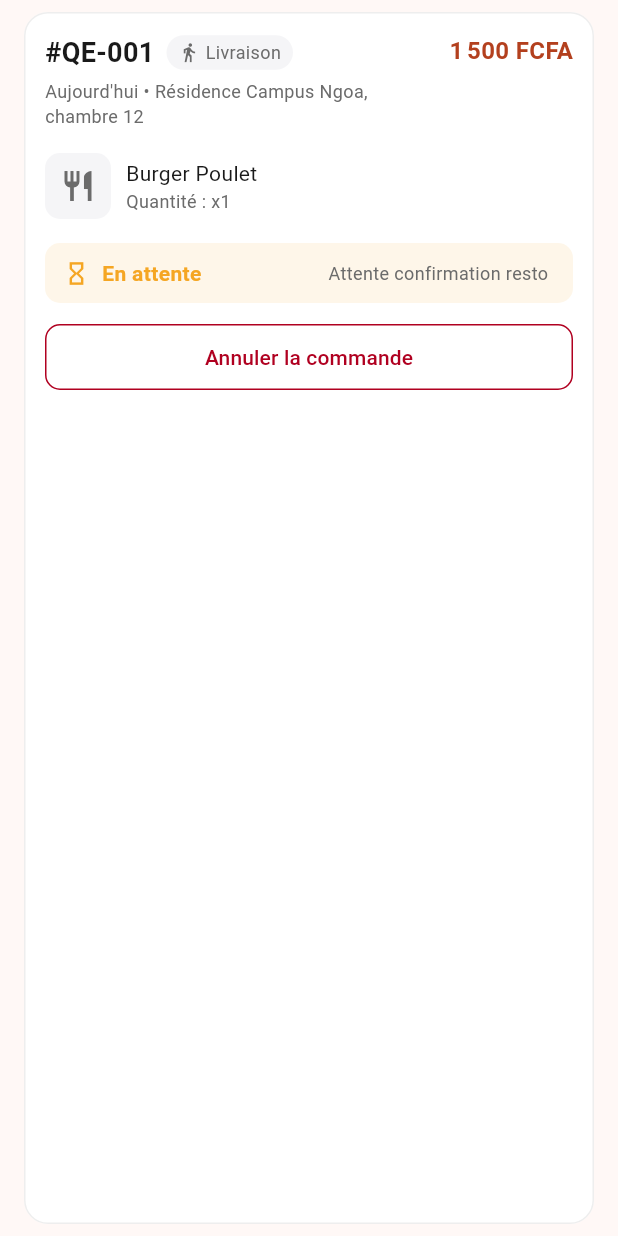
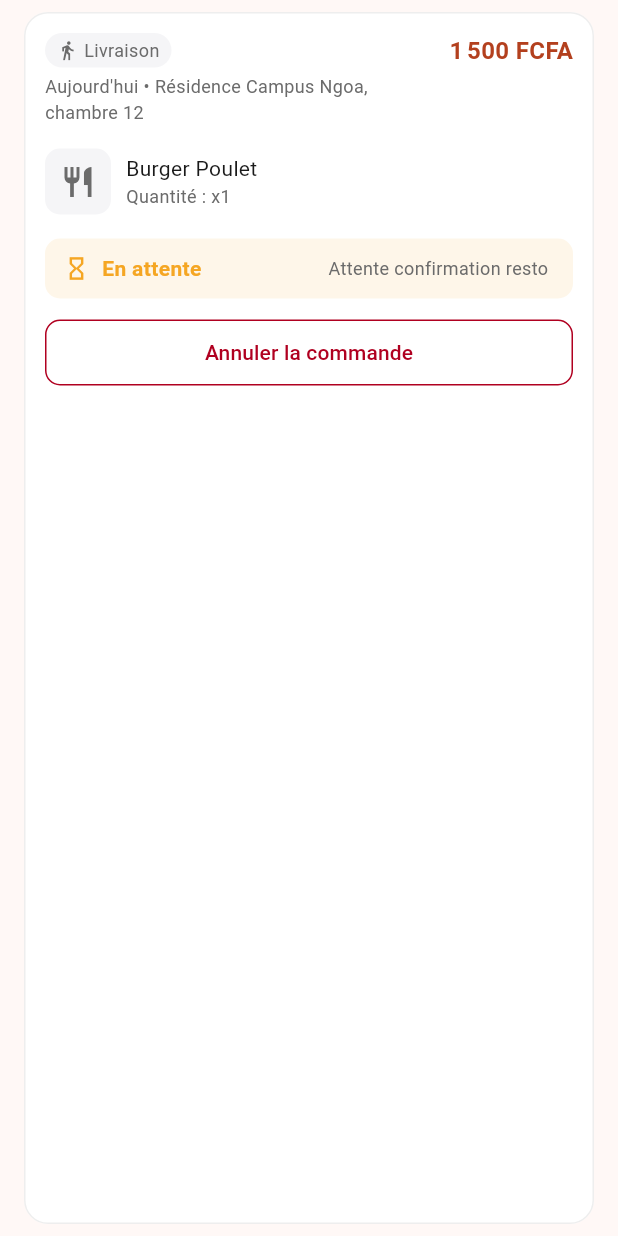
Before and after one commit to DavFilsDev/quick-eat-app, a Flutter app: the OrderCardStudent widget shown alone on an empty page, opened directly with sample values from the repository, on a phone screen of 412 x 824 dp. Run offline on Flutter 3.47's test engine with Material 3 defaults, Android fonts, the phone set to English and light mode, and no system bars; our stand-ins replace cached_network_image, cloud_firestore, firebase_auth, firebase_core, image_picker; accounts and stored records are empty; project files that could hold a hidden picture were left out.

Commit message:
refactor(student-ui): remove ticket badge from student order card

```diff
--- a/lib/features/orders/presentation/student/widgets/order_card_student.dart
+++ b/lib/features/orders/presentation/student/widgets/order_card_student.dart
@@ -105,20 +105,8 @@ class OrderCardStudent extends StatelessWidget {
                       child: Column(
                         crossAxisAlignment: CrossAxisAlignment.start,
                         children: [
-                          Row(
-                            children: [
-                              Flexible(
-                                child: Text(
-                                  '#${_numeroCommande(commande.idCommande)}',
-                                  style: AppTextStyles.heading2,
-                                  overflow: TextOverflow.ellipsis,
-                                ),
-                              ),
-                              const SizedBox(width: 8),
-                              _TagModeReception(
-                                typeReception: commande.typeReception,
-                              ),
-                            ],
+                          _TagModeReception(
+                            typeReception: commande.typeReception,
                           ),
                           const SizedBox(height: 4),
                           Text(
@@ -260,14 +248,6 @@ class OrderCardStudent extends StatelessWidget {
     );
   }
 
-  String _numeroCommande(String idCommande) {
-    if (idCommande.isEmpty) return 'QE-000';
-    final court = idCommande.length > 3
-        ? idCommande.substring(idCommande.length - 3)
-        : idCommande;
-    return 'QE-$court'.toUpperCase();
-  }
-
   String _sousTitre(OrderModel commande) {
     final delai = _texteDelai(commande.dateCommande);
     final adresse = commande.typeReception == DeliveryType.livraison
```
Also changed, not shown: 1 other file.
